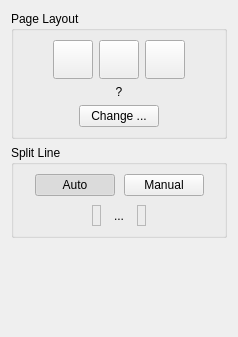
Before: the Qt Designer form filters/page_split/ui/PageSplitOptionsWidget.ui in ImageProcessing-ElectronicPublications/scantailor-deviant, drawn with Qt 5.
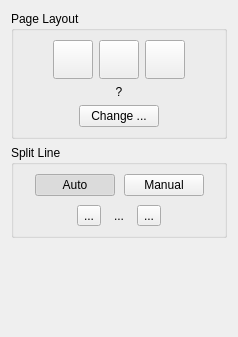
After: the same form once the commit is applied. Icons and pictures are not drawn.

Commit message: A minor visual change for Split Pages stage.

```diff
--- a/filters/page_split/ui/PageSplitOptionsWidget.ui
+++ b/filters/page_split/ui/PageSplitOptionsWidget.ui
@@ -277,16 +277,26 @@
           </spacer>
          </item>
          <item>
-          <widget class="QLabel" name="label" >
-           <property name="frameShape" >
-            <enum>QFrame::StyledPanel</enum>
+          <widget class="QToolButton" name="leftSideBtn">
+           <property name="text">
+            <string>...</string>
            </property>
-           <property name="text" >
-            <string/>
+           <property name="icon">
+            <iconset resource="../../../resources/resources.qrc">
+             <normaloff>:/icons/left_page_plus_offcut_selected.png</normaloff>:/icons/left_page_plus_offcut_selected.png</iconset>
            </property>
-           <property name="pixmap" >
-            <pixmap resource="../../../resources/resources.qrc" >:/icons/left_page_plus_offcut_selected.png</pixmap>
+           <property name="iconSize">
+            <size>
+             <width>32</width>
+             <height>32</height>
+            </size>
            </property>
+           <property name="checkable">
+            <bool>true</bool>
+           </property>
+           <property name="autoExclusive">
+            <bool>true</bool>
+           </property>
           </widget>
          </item>
          <item>
@@ -310,16 +320,26 @@
           </widget>
          </item>
          <item>
-          <widget class="QLabel" name="label_2" >
-           <property name="frameShape" >
-            <enum>QFrame::StyledPanel</enum>
+          <widget class="QToolButton" name="rightSideBtn">
+           <property name="text">
+            <string>...</string>
            </property>
-           <property name="text" >
-            <string/>
+           <property name="icon">
+            <iconset resource="../../../resources/resources.qrc">
+             <normaloff>:/icons/right_page_plus_offcut_selected.png</normaloff>:/icons/right_page_plus_offcut_selected.png</iconset>
            </property>
-           <property name="pixmap" >
-            <pixmap resource="../../../resources/resources.qrc" >:/icons/right_page_plus_offcut_selected.png</pixmap>
+           <property name="iconSize">
+            <size>
+             <width>32</width>
+             <height>32</height>
+            </size>
            </property>
+           <property name="checkable">
+            <bool>true</bool>
+           </property>
+           <property name="autoExclusive">
+            <bool>true</bool>
+           </property>
           </widget>
          </item>
          <item>
```
Left out of the diff: 185 changed lines with no effect on the pictures. The commit also changes 5 other files.
